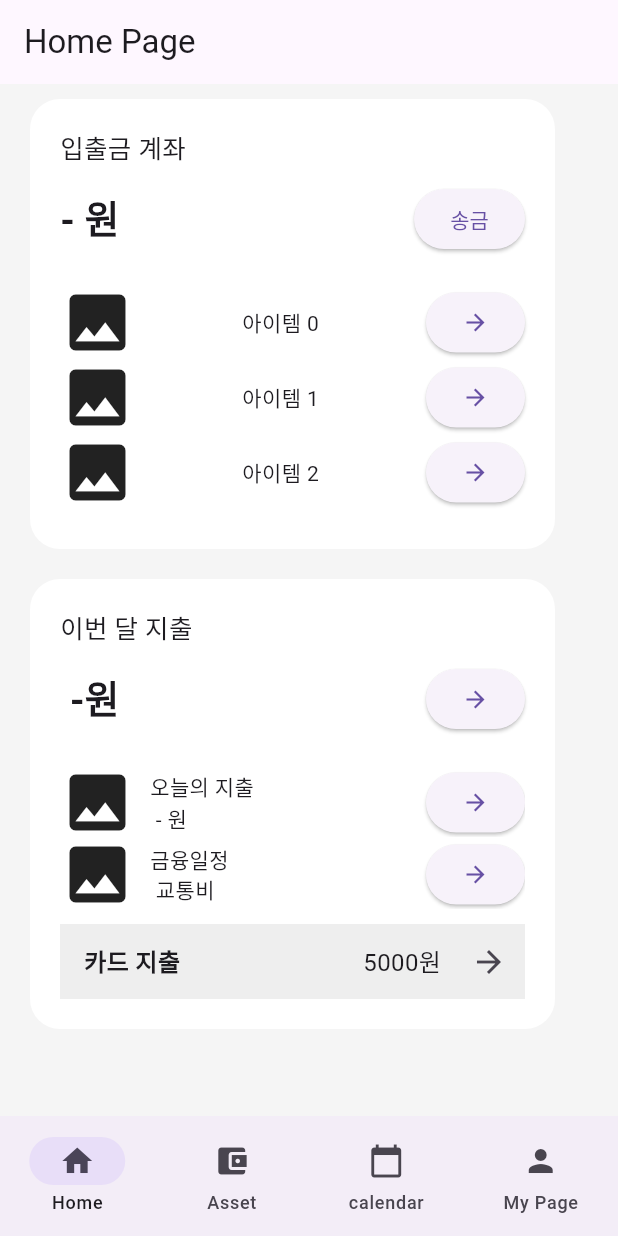
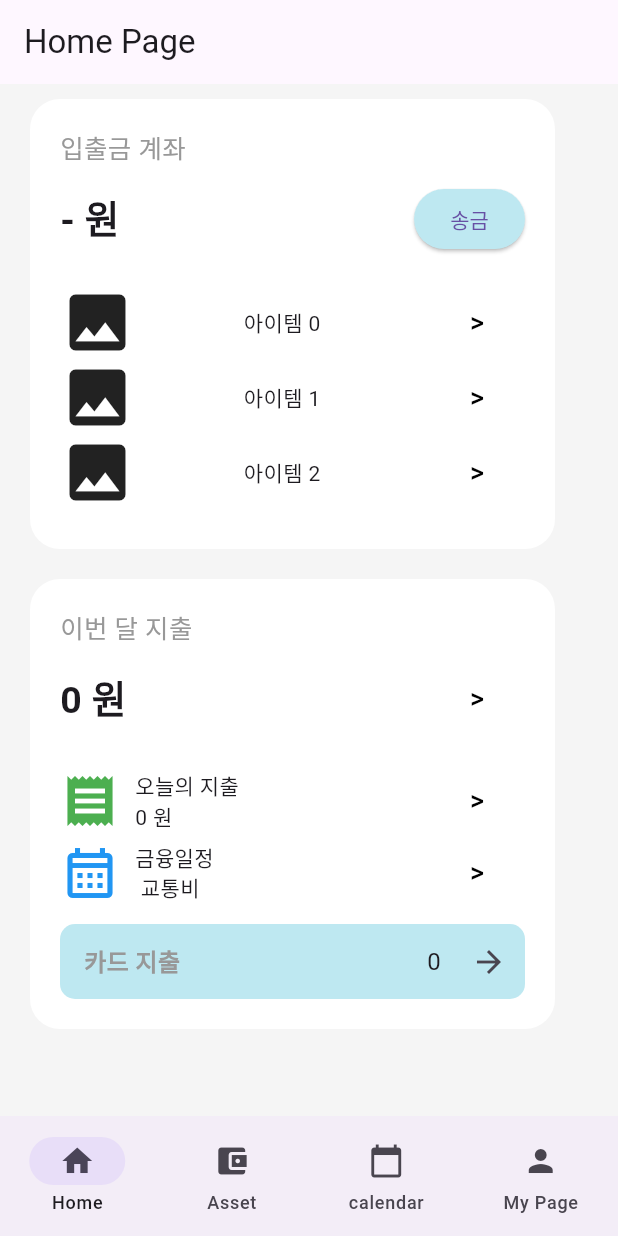
Before and after one commit to Team-course/account-book, a Flutter app: the screen it shows after launch, after a tap on the "arrow forward" icon, on a phone screen of 412 x 824 dp. Run offline on Flutter 3.47's test engine with Material 3 defaults, Android fonts, the phone set to English and light mode, and no system bars; our stand-ins replace get; network calls fail.

```diff
--- a/lib/home_page.dart
+++ b/lib/home_page.dart
@@ -1,5 +1,10 @@
+import 'package:account_book/MonthlyExpense_page.dart';
 import 'package:flutter/material.dart';
+import 'package:http/http.dart' as http;
 import 'myAccount_page.dart';
+import 'dart:convert';
+import 'package:intl/intl.dart';
+import 'service/ExpenseService.dart';
 
 void main() {
   runApp(MyApp());
@@ -20,15 +25,47 @@ class HomePage extends StatefulWidget {
 }
 
 class HomePageApp extends State<HomePage> {
+  final ExpenseService expenseService = ExpenseService();
+
   // 동적 텍스트
   String currentMoney = "- 원";
-  String monthlyExpense = " -원";
-  String todayExpense = " - 원";
+  double monthlyExpense =0.0;
+  double todayExpense = 0.0;
   String financial_schedule= " 교통비 ";
   int containerCount = 3;  // 동적으로 변하는 아이템 수
 
   @override
+  void initState(){
+    super.initState();
+    loadTotalExpense(1);
+    loadTodayExpense(1);
+  }
+
+  Future<void> loadTotalExpense(int userId) async{
+    DateTime now = DateTime.now();
+    String startDate = DateFormat('yyyy-MM-01').format(now); // 현재 월의 첫째 날
+    String endDate = DateFormat('yyyy-MM-dd').format(DateTime(now.year, now.month + 1, 0));
+
+    double expense = await expenseService.fetchTotalExpense(userId,startDate,endDate);
+    setState(() {
+      monthlyExpense = expense;
+    });
+  }
+
+  Future<void> loadTodayExpense(int userId) async{
+    String today = DateFormat('yyyy-MM-dd').format(DateTime.now());
+    double expense = await expenseService.fetchTotalExpense(userId, today, today);
+    setState(() {
+      todayExpense = expense;
+    });
+  }
+
+  @override
   Widget build(BuildContext context) {
+    // 금액 포맷팅
+    String formattedMonthlyExpense = NumberFormat('#,##0').format(monthlyExpense);
+    String formattedTodayExpense = NumberFormat('#,##0').format(todayExpense);
+
     return MaterialApp(
       home: Scaffold(
         backgroundColor: Color(0xFFF5F5F5),
@@ -51,7 +88,8 @@ class HomePageApp extends State<HomePage> {
                   children: [
                     Text(
                         "입출금 계좌",
-                        style: TextStyle(fontSize: 17),
+                        style: TextStyle(fontSize: 17,
+                        color: Color(0xFF989898)),
                     ),
                     SizedBox(height: 10),
                     Row(
@@ -67,7 +105,9 @@ class HomePageApp extends State<HomePage> {
                               context,
                               MaterialPageRoute(builder: (context) => SecondPage()),
                             );
-                          },
+                          },style: ElevatedButton.styleFrom(
+                          backgroundColor: Color(0xFFBEE8F1), // 버튼 배경색 설정
+                        ),
                           child: Text("송금"),
                         ),
                       ],
@@ -83,12 +123,18 @@ class HomePageApp extends State<HomePage> {
                             children: [
                               Icon(Icons.image, size: 50),  // 그림 아이콘
                               Text("아이템 $index"),  // 동적 텍스트
-                              ElevatedButton(
+                              TextButton(
                                 onPressed: () {
                                   print("Button $index clicked");
                                 },
-                                child: Icon(Icons.arrow_forward),  // 동적 버튼
-                              ),
+                                child: Text(
+                                  ">",
+                                  style: TextStyle(
+                                    fontSize: 18, // 크기 조정
+                                    color: Colors.black, // 색상 설정
+                                  ),
+                                ),
+                              )
                             ],
                           );
                         },
@@ -114,7 +160,8 @@ class HomePageApp extends State<HomePage> {
                   children: [
                     Text(
                         "이번 달 지출",
-                        style: TextStyle(fontSize: 17),
+                        style: TextStyle(fontSize: 17,
+                        color: Color(0xFF989898))
                     ),
                     SizedBox(height: 10),
                     // 두 번째 컨테이너의 동적 아이템 생성 부분
@@ -122,18 +169,22 @@ class HomePageApp extends State<HomePage> {
                       mainAxisAlignment: MainAxisAlignment.spaceBetween,
                       children: [
                         Text(
-                          monthlyExpense,
+                          '$formattedMonthlyExpense 원',
                           style: TextStyle(fontSize: 25, fontWeight: FontWeight.bold),
                         ),
-                        ElevatedButton(
+                        TextButton(
                           onPressed: () {
-                            Navigator.push(
-                              context,
-                              MaterialPageRoute(builder: (context) => SecondPage()),
+                            Navigator.push(context, MaterialPageRoute(builder: (context)=> MonthlyExpense_page()),
                             );
                           },
-                          child: Icon(Icons.arrow_forward)
-                        ),
+                          child: Text(
+                            ">",
+                            style: TextStyle(
+                              fontSize: 18, // 크기 조정
+                              color: Colors.black, // 색상 설정
+                            ),
+                          ),
+                        )
                       ],
                     ),
                     SizedBox(height: 20),
@@ -146,25 +197,31 @@ class HomePageApp extends State<HomePage> {
                             children: [
                               Row(
                               children: [
-                              Icon(Icons.image, size: 50),
+                                Icon(Icons.receipt, size: 40, color: Colors.green),
                               SizedBox(width:10),
                               Column(
                               crossAxisAlignment: CrossAxisAlignment.start,// 그림 아이콘
                               children: [
                                 Text("오늘의 지출"),
                                 Text(
-                                  todayExpense
+                                  '$formattedTodayExpense 원'
                                   ),
                                 ],
                               ),
                               ],
                               ),
-                              ElevatedButton(
+                              TextButton(
                                 onPressed: () {
                                   print("Button $index clicked");
                                 },
-                                child: Icon(Icons.arrow_forward), // '>' 모양 아이콘
-                              ),
+                                child: Text(
+                                  ">",
+                                  style: TextStyle(
+                                    fontSize: 18, // 크기 조정
+                                    color: Colors.black, // 색상 설정
+                                  ),
+                                ),
+                              )
                             ],
                           );
                         },
@@ -181,7 +238,7 @@ class HomePageApp extends State<HomePage> {
                             children: [ // 그림 아이콘
                               Row(
                               children: [
-                                Icon(Icons.image, size: 50),
+                                Icon(Icons.calendar_month_outlined, size: 40, color: Colors.blue),
                               SizedBox(width: 10),
                               Column(
                                 crossAxisAlignment: CrossAxisAlignment.start,
@@ -194,12 +251,18 @@ class HomePageApp extends State<HomePage> {
                                 ),
                               ],
                               ),
-                              ElevatedButton(
+                              TextButton(
                                 onPressed: () {
-                                  print("Button ${index + containerCount} clicked");
+                                  print("Button $index clicked");
                                 },
-                                child: Icon(Icons.arrow_forward), // '>' 모양 아이콘
-                              ),
+                                child: Text(
+                                  ">",
+                                  style: TextStyle(
+                                    fontSize: 18, // 크기 조정
+                                    color: Colors.black, // 색상 설정
+                                  ),
+                                ),
+                              )
                             ],
                           );
                         },
@@ -211,7 +274,10 @@ class HomePageApp extends State<HomePage> {
                     // 추가적인 칸
                     Container(
                       height: 50, // 추가 칸의 높이
-                      color: Colors.grey[200], // 배경색을 회색으로 설정
+                      decoration: BoxDecoration(
+                        color: Color(0xFFBEE8F1), // 배경색을 #BEE8F1로 설정
+                        borderRadius: BorderRadius.circular(10), // 둥근 모서리 설정
+                      ), // 배경색을 회색으로 설정
                       child: Row(
                         mainAxisAlignment: MainAxisAlignment.spaceBetween, // 양쪽 정렬
                         children: [
@@ -219,7 +285,7 @@ class HomePageApp extends State<HomePage> {
                             padding: EdgeInsets.only(left: 16.0), // 왼쪽 여백
                             child: Text(
                               "카드 지출",
-                              style: TextStyle(fontSize: 16, fontWeight: FontWeight.bold),
+                              style: TextStyle(fontSize: 16, fontWeight: FontWeight.bold, color: Color(0xFF989898)),
                             ),
                           ),
                           Row(
@@ -227,7 +293,7 @@ class HomePageApp extends State<HomePage> {
                               Padding(
                                 padding: EdgeInsets.only(right: 8.0), // 오른쪽 여백
                                 child: Text(
-                                  "5000원", // 동적 문자열
+                                  '$formattedMonthlyExpense', // 동적 문자열
                                   style: TextStyle(fontSize: 16),
                                 ),
                               ),
@@ -252,13 +318,3 @@ class HomePageApp extends State<HomePage> {
     );
   }
 }
-
-class SecondPage extends StatelessWidget {
-  @override
-  Widget build(BuildContext context) {
-    return Scaffold(
-      appBar: AppBar(title: Text("Second Page")),
-      body: Center(child: Text("This is the second page")),
-    );
-  }
-}
--- /dev/null
+++ b/lib/service/ExpenseService.dart
@@ -0,0 +1,59 @@
+import 'package:account_book/MonthlyExpense_page.dart';
+import 'package:flutter/material.dart';
+import 'package:http/http.dart' as http;
+import 'dart:convert';
+import 'package:intl/intl.dart';
+
+
+class ExpenseService{
+  final String baseUrl = 'http://10.0.2.2:8080/api/finance/account';
+
+  Future<double> fetchTotalExpense(int userId, String startDate, String endDate) async{
+
+    final uri = Uri.parse('$baseUrl/$userId/spending-summary').replace(
+      queryParameters: {
+        'startDate':startDate,
+        'endDate':endDate,
+      },
+    );
+    try {
+      final response = await http.get(uri);
+
+      print('Response status: ${response.statusCode}'); // 응답 상태 코드 출력
+      print('Response body: ${response.body}'); // 응답 본문 출력
+
+      if (response.statusCode == 200) {
+        final data = json.decode(response.body);
+        return data['totalExpense'];
+      }
+      else {
+        throw Exception("데이터 로드 실패: ${response.statusCode}");
+      }
+    }catch(e){
+      print('Error: $e');
+      return 0;
+    }
+  }
+
+  Future<Map<String, dynamic>> fetchMonthlyExpense(int userId, String startDate, String endDate) async {
+    final uri = Uri.parse('$baseUrl/$userId/spending-summary').replace(
+      queryParameters: {
+        'startDate': startDate,
+        'endDate': endDate,
+      },
+    );
+
+    try {
+      final response = await http.get(uri);
+
+      if (response.statusCode == 200) {
+        return json.decode(response.body);
+      } else {
+        throw Exception("데이터 로드 실패: ${response.statusCode}");
+      }
+    } catch (e) {
+      print('Error: $e');
+      return {};
+    }
+  }
+}
```
Also changed, not shown: lib/MonthlyExpense_page.dart (added, +219 -0 lines), lib/service/ApiSerevice.dart (added, +20 -0 lines).
